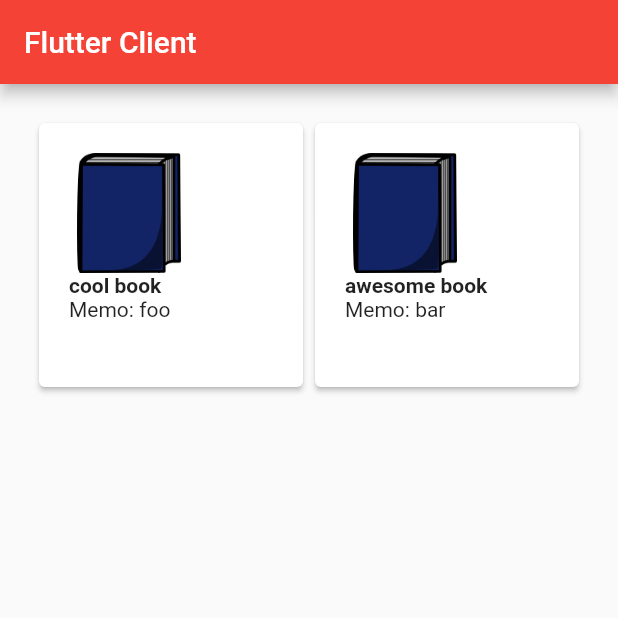
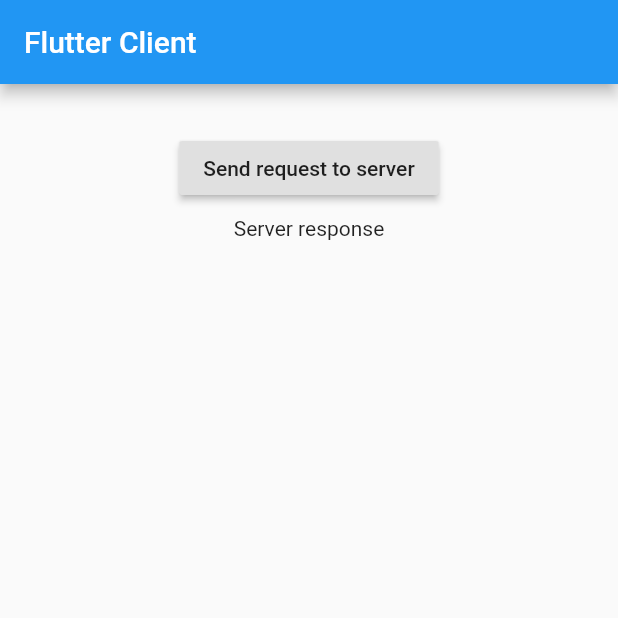
Before and after one commit to think-book/BookBasket-Client, a Flutter app: the screen it shows after launch, on a phone screen of 412 x 824 dp, the top half of it. Run offline on Flutter 3.47's test engine with Material 2 defaults, Android fonts, the phone set to English and light mode, and no system bars; missing offline and left inert: flutter_web.

Commit message:
戻したい

```diff
--- a/mobile_client/lib/main.dart
+++ b/mobile_client/lib/main.dart
@@ -1,31 +1,25 @@
+
+import 'package:flutter_web/material.dart';
+
 import 'dart:async';
+import 'dart:developer';
 import 'dart:convert';
+import 'package:http/http.dart' as http;
+//import 'package:flutter/foundation.dart';
 
-import 'package:flutter/foundation.dart';
-import 'package:flutter/material.dart';
-import 'package:http/http.dart' as http;
-
-
-Future<List<Post>> fetchPost() async {
- final response = await http.get('http://localhost:8080/api/v1/event');
-  // final response = await http.get('http://d7ef45de.ngrok.io/api/v1/event');
+Future<Post> fetchPost() async {
+  final response =
+  await http.get('http://10.0.2.3:8080/api/v1/event/1');
   print(response.body);
+  log(response.body);
 
   if (response.statusCode == 200) {
-//    return Post.fromJson(jsonDecode(response.body));
-      return compute(parseData, response.body);
+    return Post.fromJson(jsonDecode(response.body));
   } else {
     throw Exception('Failed to load post');
   }
 }
 
-// generate a list of posts about books from received json response
-List<Post> parseData(String responseBody){
-  var parsed = json.decode(responseBody).cast<Map<String, dynamic>>();
-
-  List<Post> list = parsed.map<Post>((json) => new Post.fromJson(json)).toList() ;
-  return list;
-}
 
 Future<String> createPost(String url, String json_to_send) async{
   final response =
@@ -49,15 +43,14 @@ class Post {
   Post({this.id, this.title, this.memo});
 
   factory Post.fromJson(Map<String, dynamic> json) {
-    return new Post(
-      id: json['id'] as int,
+    return Post(
+      id: json['id'],
       //deadline: json['deadline'],
-      title: json['title'] as String,
-      memo: json['memo'] as String,
+      title: json['title'],
+      memo: json['memo'],
     );
   }
 }
-
 
 void main() => runApp(MyApp());
 
@@ -68,7 +61,7 @@ class MyApp extends StatelessWidget {
       title: 'Node server demo',
       debugShowCheckedModeBanner: false,
       theme: ThemeData(
-        primarySwatch: Colors.red,
+        primarySwatch: Colors.blue,
       ),
       home: Scaffold(
         appBar: AppBar(title: Text('Flutter Client')),
@@ -84,57 +77,38 @@ class BodyWidget extends StatefulWidget {
   }
 }
 class BodyWidgetState extends State<BodyWidget> {
-  List<Post> serverResponse = [new Post(id: 1, title: "cool book", memo: "foo"), new Post(id: 2, title: "awesome book", memo: "bar")];
-
- @override
- void initState() {
-   super.initState();
- }
-
+  String serverResponse = 'Server response';
   @override
   Widget build(BuildContext context) {
     return Padding(
-      padding: const EdgeInsets.all(22.0),
-      child: new GridView.count(
-        crossAxisCount: 2,
-        children: List.generate(serverResponse.length, (index) {
-          return getStructuredGridCell(serverResponse[index]);
-        }),
+      padding: const EdgeInsets.all(32.0),
+      child: Align(
+        alignment: Alignment.topCenter,
+        child: SizedBox(
+          width: 200,
+          child: Column(
+            crossAxisAlignment: CrossAxisAlignment.center,
+            children: <Widget>[
+              RaisedButton(
+                child: Text('Send request to server'),
+                onPressed: () {
+                  _makeGetRequest();
+                },
+              ),
+              Padding(
+                padding: const EdgeInsets.all(8.0),
+                child: Text(serverResponse),
+              ),
+            ],
+          ),
+        ),
       ),
     );
   }
-
   _makeGetRequest() async {
-    List<Post> response = await fetchPost();
+    Post response = await fetchPost();
     setState(() {
-      serverResponse = response;
+      serverResponse = response.memo;
     });
   }
 }
-
-
-Card getStructuredGridCell(Post post) {
-  return new Card(
-      elevation: 1.5,
-      child: new Column(
-        crossAxisAlignment: CrossAxisAlignment.stretch,
-        mainAxisSize: MainAxisSize.min,
-        verticalDirection: VerticalDirection.down,
-        children: <Widget>[
-          // can add picture here
-          new Padding(
-            padding: EdgeInsets.only(left: 20.0, right: 20.0, top: 20),
-            child: new Column(
-              crossAxisAlignment: CrossAxisAlignment.start,
-              children: <Widget>[
-                // new Icon(Icons.book),
-                new Image(image: new AssetImage('res/img/book.png'), width: 80, height: 80,),
-//                new Text(post.id.toString()),
-                new Text(post.title, style: TextStyle(fontWeight: FontWeight.bold),),
-                 new Text("Memo: "+ post.memo),
-              ],
-            ),
-          )
-        ],
-      ));
-}
```
Also changed, not shown: 1 other file.
